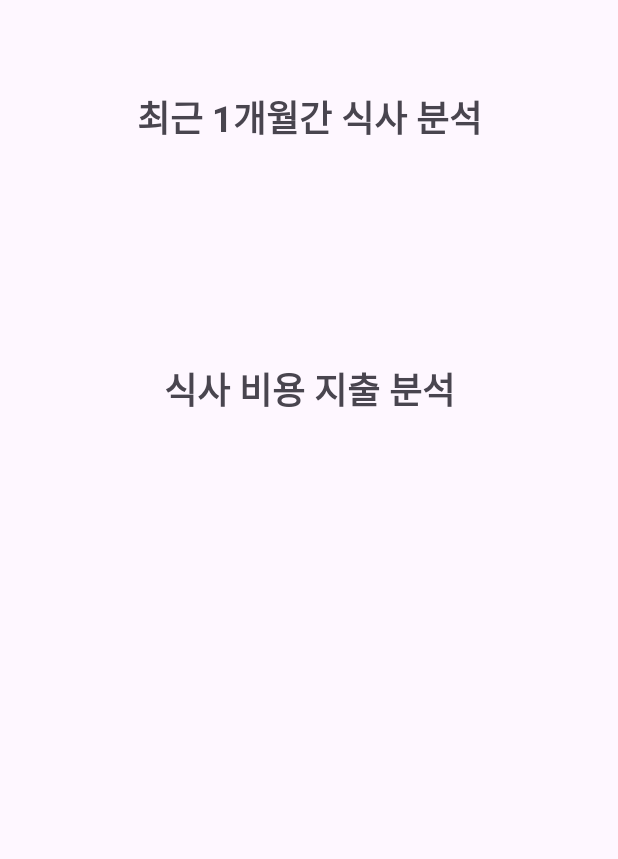
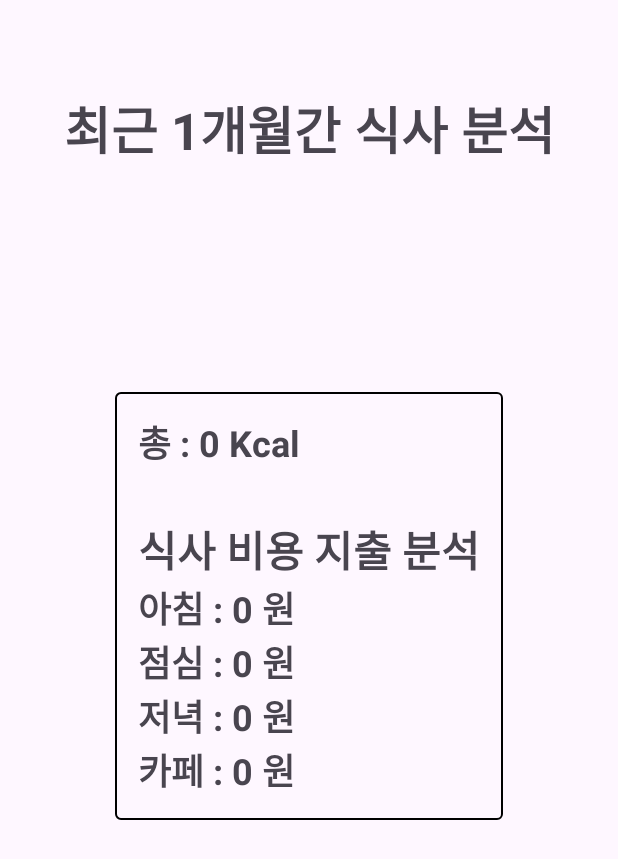
Before and after one commit to hyundo0328/MS_Project_Team1, an Android app: the MealAnalysis screen opened directly, with no data from a screen before it, on a phone screen of 412 x 824 dp. Shown: the top 859 px of the screen. Run offline under Robolectric (Android 15) with nearby library versions, the light colour scheme and no system bars.

```diff
--- a/app/src/main/AndroidManifest.xml
+++ b/app/src/main/AndroidManifest.xml
@@ -15,6 +15,9 @@
         android:supportsRtl="true"
         android:theme="@style/Theme.MS_TermProject_Team1"
         tools:targetApi="31">
+        <activity
+            android:name=".MainActivity2"
+            android:exported="false" />
         <activity
             android:name=".MealInfoViewMonth"
             android:exported="false" />
--- a/app/src/main/java/com/example/ms_termproject_team1/MealAnalysis.java
+++ b/app/src/main/java/com/example/ms_termproject_team1/MealAnalysis.java
@@ -6,13 +6,22 @@ import android.database.Cursor;
 import android.os.Bundle;
 import android.widget.TextView;
 
+import java.text.ParseException;
+import java.text.SimpleDateFormat;
 import java.util.Calendar;
+import java.util.Date;
+import java.util.Locale;
 
 public class MealAnalysis extends AppCompatActivity {
 
-    MealCheckDB db;
-    TextView monthKcal, monthWater, monthBreakfast, monthLunch, monthDinner;
-    Calendar calendar = Calendar.getInstance(); // 현재 날짜 정보를 가져옴
+    private MealCheckDB db;
+    private TextView monthKcal, monthWater, monthBreakfast, monthLunch, monthDinner;
+    private Calendar calendar = Calendar.getInstance(); // 현재 날짜 정보를 가져옴
+    private int monthTotalKcal;
+    private int monthWaterPrice;
+    private int monthBreakfastPrice;
+    private int monthLunchPrice;
+    private int monthDinnerPrice;
 
     @Override
     protected void onCreate(Bundle savedInstanceState) {
@@ -20,21 +29,35 @@ public class MealAnalysis extends AppCompatActivity {
         setContentView(R.layout.activity_meal_analysis);
 
         monthKcal = findViewById(R.id.monthKcal);
-        monthWater = findViewById(R.id.monthWater);
         monthBreakfast = findViewById(R.id.monthBreakfast);
         monthLunch = findViewById(R.id.monthLunch);
         monthDinner = findViewById(R.id.monthDinner);
+        monthWater = findViewById(R.id.monthWater);
 
         // 현재 날짜로부터 한 달 전의 날짜로 설정
         calendar.add(Calendar.MONTH, -1);
+        monthTotalKcal = 0;
+        monthBreakfastPrice = 0;
+        monthLunchPrice = 0;
+        monthDinnerPrice = 0;
+
+        monthKcal.setText("총 : ");
+        monthBreakfast.setText("아침 : ");
+        monthLunch.setText("점심 : ");
+        monthDinner.setText("저녁 : ");
+        monthWater.setText("카페 : ");
 
         // DB 생성
         db = new MealCheckDB(MealAnalysis.this);
         // 데이터 가져오기
-        storeDataInArray();
+        try {
+            storeDataInArray();
+        } catch (ParseException e) {
+            throw new RuntimeException(e);
+        }
     }
 
-    void storeDataInArray(){
+    void storeDataInArray() throws ParseException {
         Cursor cursor = db.readAllData();
 
         String restaurant = "";
@@ -43,10 +66,10 @@ public class MealAnalysis extends AppCompatActivity {
         String totalKcal = "";
         String price = "";
 
+        SimpleDateFormat dateFormat = new SimpleDateFormat("yyyy년 MM월 dd일");
         if(cursor.getCount() == 0){
 
         } else {
-
             while(cursor.moveToNext()){
                 restaurant = cursor.getString(1);
                 date = cursor.getString(3);
@@ -54,7 +77,60 @@ public class MealAnalysis extends AppCompatActivity {
                 totalKcal = cursor.getString(7);
                 price = cursor.getString(8);
 
+                Date inputDate = dateFormat.parse(date);
+                // 현재로부터 한 달 전의 날짜와 입력된 날짜를 비교
+                if (inputDate.after(calendar.getTime())) {
+                    monthTotalKcal += Integer.parseInt(totalKcal);
+                    if(restaurant.equals("폴 바셋") || restaurant.equals("블루팟") || restaurant.equals("그루터기")){
+                        monthWaterPrice += Integer.parseInt(price);
+                    } else {
+                        String mealType = "";
+                        // 식사 시간 아침, 점심, 저녁 구분
+                        try {
+                            Date dateNew = parseTime(start);
+
+                            mealType = getMealType(dateNew);
+                        } catch (ParseException e) {
+                            e.printStackTrace();
+                        }
+                        if(mealType.equals("아침")){
+                            monthBreakfastPrice += Integer.parseInt(price);
+                        } else if(mealType.equals("중식")){
+                            monthLunchPrice += Integer.parseInt(price);
+                        } else if(mealType.equals("저녁")){
+                            monthDinnerPrice += Integer.parseInt(price);
+                        }
+                    }
+                }
             }
         }
+
+        monthKcal.append(String.valueOf(monthTotalKcal)+" Kcal");
+        monthBreakfast.append(String.valueOf(monthBreakfastPrice)+" 원");
+        monthLunch.append(String.valueOf(monthLunchPrice)+" 원");
+        monthDinner.append(String.valueOf(monthDinnerPrice)+" 원");
+        monthWater.append(String.valueOf(monthWaterPrice)+" 원");
+    }
+
+    private static String getMealType(Date time) {
+        Calendar calendar = Calendar.getInstance();
+        calendar.setTime(time);
+
+        int hour = calendar.get(Calendar.HOUR_OF_DAY);
+
+        // 여기에서 조식, 중식, 석식을 나누는 규칙을 정의할 수 있습니다.
+        if (hour < 11) {
+            return "아침";
+        } else if (hour < 17) {
+            return "점심";
+        } else {
+            return "저녁";
+        }
+    }
+
+    // String 시간을 Date 객체로 파싱하는 함수
+    private static Date parseTime(String timeString) throws ParseException {
+        SimpleDateFormat sdf = new SimpleDateFormat("HH:mm", Locale.getDefault());
+        return sdf.parse(timeString);
     }
 }
--- a/app/src/main/res/layout/activity_main.xml
+++ b/app/src/main/res/layout/activity_main.xml
@@ -53,4 +53,5 @@
         app:layout_constraintEnd_toEndOf="parent"
         app:layout_constraintStart_toStartOf="parent"
         app:layout_constraintTop_toTopOf="parent" />
+
 </androidx.constraintlayout.widget.ConstraintLayout>
--- a/app/src/main/res/layout/activity_meal_analysis.xml
+++ b/app/src/main/res/layout/activity_meal_analysis.xml
@@ -12,17 +12,19 @@
         android:layout_height="wrap_content"
         android:layout_marginTop="60dp"
         android:text="최근 1개월간 식사 분석"
-        android:textSize="24sp"
+        android:textSize="34sp"
         android:textStyle="bold"
         app:layout_constraintEnd_toEndOf="parent"
         app:layout_constraintStart_toStartOf="parent"
         app:layout_constraintTop_toTopOf="parent" />
 
     <LinearLayout
-        android:layout_width="250dp"
+        android:layout_width="wrap_content"
         android:layout_height="wrap_content"
-        android:layout_marginTop="80dp"
+        android:layout_marginTop="150dp"
+        android:background="@drawable/bordered_background"
         android:orientation="vertical"
+        android:padding="15dp"
         app:layout_constraintEnd_toEndOf="parent"
         app:layout_constraintStart_toStartOf="parent"
         app:layout_constraintTop_toBottomOf="@+id/analysisText">
@@ -31,7 +33,6 @@
             android:id="@+id/monthKcal"
             android:layout_width="match_parent"
             android:layout_height="wrap_content"
-            android:textAlignment="center"
             android:textSize="24sp"
             android:textStyle="bold" />
 
@@ -49,6 +50,27 @@
             android:layout_height="wrap_content"
             android:text="식사 비용 지출 분석"
             android:textAlignment="center"
+            android:textSize="28sp"
+            android:textStyle="bold" />
+
+        <TextView
+            android:id="@+id/monthBreakfast"
+            android:layout_width="match_parent"
+            android:layout_height="wrap_content"
+            android:textSize="24sp"
+            android:textStyle="bold" />
+
+        <TextView
+            android:id="@+id/monthLunch"
+            android:layout_width="match_parent"
+            android:layout_height="wrap_content"
+            android:textSize="24sp"
+            android:textStyle="bold" />
+
+        <TextView
+            android:id="@+id/monthDinner"
+            android:layout_width="match_parent"
+            android:layout_height="wrap_content"
             android:textSize="24sp"
             android:textStyle="bold" />
 
@@ -56,31 +78,6 @@
             android:id="@+id/monthWater"
             android:layout_width="match_parent"
             android:layout_height="wrap_content"
-            android:textAlignment="center"
-            android:textSize="24sp"
-            android:textStyle="bold" />
-
-        <TextView
-            android:id="@+id/monthBreakfast"
-            android:layout_width="match_parent"
-            android:layout_height="wrap_content"
-            android:textAlignment="center"
-            android:textSize="24sp"
-            android:textStyle="bold" />
-
-        <TextView
-            android:id="@+id/monthLunch"
-            android:layout_width="match_parent"
-            android:layout_height="wrap_content"
-            android:textAlignment="center"
-            android:textSize="24sp"
-            android:textStyle="bold" />
-
-        <TextView
-            android:id="@+id/monthDinner"
-            android:layout_width="match_parent"
-            android:layout_height="wrap_content"
-            android:textAlignment="center"
             android:textSize="24sp"
             android:textStyle="bold" />
     </LinearLayout>
--- a/app/src/main/res/layout/activity_meal_info_input_sixth.xml
+++ b/app/src/main/res/layout/activity_meal_info_input_sixth.xml
@@ -65,6 +65,7 @@
         android:layout_height="wrap_content"
         android:layout_marginTop="80dp"
         android:background="@drawable/bordered_background"
+        android:padding="10dp"
         android:textAlignment="center"
         android:textSize="24sp"
         android:textStyle="bold"
--- a/app/src/main/res/layout/meal_info.xml
+++ b/app/src/main/res/layout/meal_info.xml
@@ -86,6 +86,7 @@
                     android:id="@+id/menuImage"
                     android:layout_width="match_parent"
                     android:layout_height="match_parent"
+                    android:scaleType="centerCrop"
                     tools:srcCompat="@tools:sample/avatars" />
 
             </LinearLayout>
```
Also changed, not shown: app/src/main/java/com/example/ms_termproject_team1/MealCheckDB.java (+0 -13 lines), app/src/main/java/com/example/ms_termproject_team1/MealInfoView.java (+6 -7 lines), app/src/main/java/com/example/ms_termproject_team1/MealListAdapter.java (+2 -10 lines), app/src/main/res/layout/activity_meal_info_input_fifth.xml (+9 -6 lines), app/src/main/res/layout/activity_meal_info_view.xml (+4 -5 lines).
